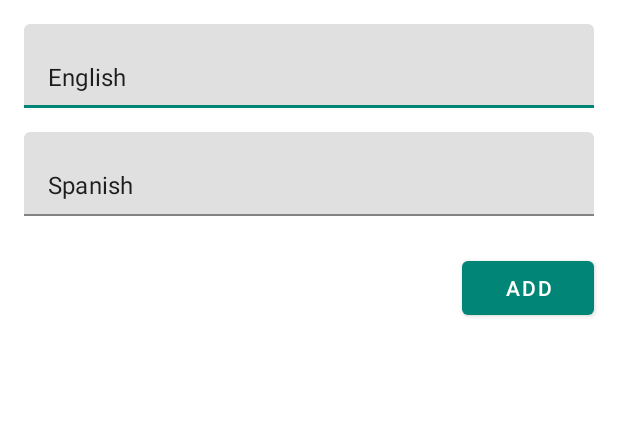
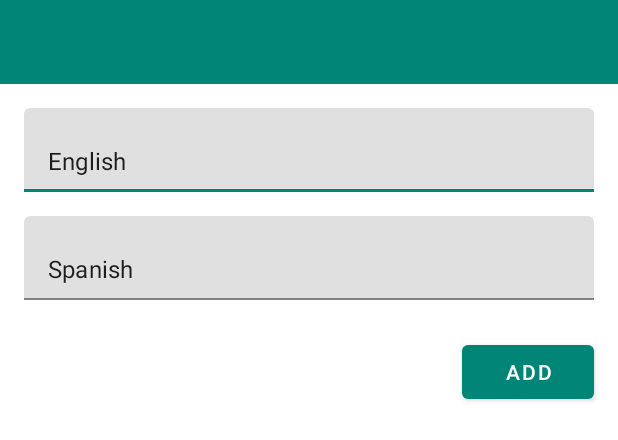
Before and after one commit to dakinne/Words, an Android app: the layout word_form_activity.xml on its own in the app's theme, with its tools: preview values and no code run, on a phone screen of 412 x 824 dp. Shown: the top 440 px of the screen. Run offline under Robolectric (Android 15) with nearby library versions, the phone set to English and light mode, and no system bars.

Commit message:
Add Toolbar

```diff
--- /dev/null
+++ b/app/src/main/res/layout/toolbar.xml
@@ -0,0 +1,14 @@
+<?xml version="1.0" encoding="utf-8"?>
+<layout
+  xmlns:android="http://schemas.android.com/apk/res/android"
+  xmlns:app="http://schemas.android.com/apk/res-auto">
+
+  <androidx.appcompat.widget.Toolbar
+    android:id="@+id/toolbar"
+    android:layout_height="?attr/actionBarSize"
+    android:layout_width="match_parent"
+    android:theme="@style/ThemeOverlay.MaterialComponents.Dark.ActionBar"
+    app:popupTheme="@style/ThemeOverlay.MaterialComponents.Light"
+    android:background="?attr/colorPrimary" />
+
+</layout>
--- a/app/src/main/res/layout/word_form_activity.xml
+++ b/app/src/main/res/layout/word_form_activity.xml
@@ -1,7 +1,16 @@
 <?xml version="1.0" encoding="utf-8"?>
+<layout
+  xmlns:android="http://schemas.android.com/apk/res/android"
+  xmlns:app="http://schemas.android.com/apk/res-auto">
+
+  <LinearLayout
+    android:layout_height="match_parent"
+    android:layout_width="match_parent"
+    android:orientation="vertical">
+
+    <include android:id="@+id/includedToolbar" layout="@layout/toolbar" />
+
     <androidx.constraintlayout.widget.ConstraintLayout
-  xmlns:android="http://schemas.android.com/apk/res/android"
-  xmlns:app="http://schemas.android.com/apk/res-auto"
       android:layout_height="match_parent"
       android:layout_width="match_parent">
 
@@ -52,3 +61,7 @@
         app:layout_constraintTop_toBottomOf="@+id/tlSpanish" />
 
     </androidx.constraintlayout.widget.ConstraintLayout>
+
+  </LinearLayout>
+
+</layout>
--- a/app/src/main/res/values/styles.xml
+++ b/app/src/main/res/values/styles.xml
@@ -1,7 +1,7 @@
 <resources>
 
   <!-- Base application theme. -->
-  <style name="AppTheme" parent="Theme.MaterialComponents.Light.DarkActionBar">
+  <style name="AppTheme" parent="Theme.MaterialComponents.Light.NoActionBar">
     <!-- Customize your theme here. -->
     <item name="colorPrimary">@color/colorPrimary</item>
     <item name="colorPrimaryDark">@color/colorPrimaryDark</item>
```
Also changed, not shown: app/build.gradle (+10 -10 lines), app/src/main/java/com/noox/words/words/ui/form/WordFormActivity.kt (+7 -1 lines), app/src/main/java/com/noox/words/words/ui/list/WordListActivity.kt (+7 -0 lines), app/src/main/res/layout/word_list_activity.xml (+9 -0 lines). Lines whose indentation alone changed are shown as unchanged.
